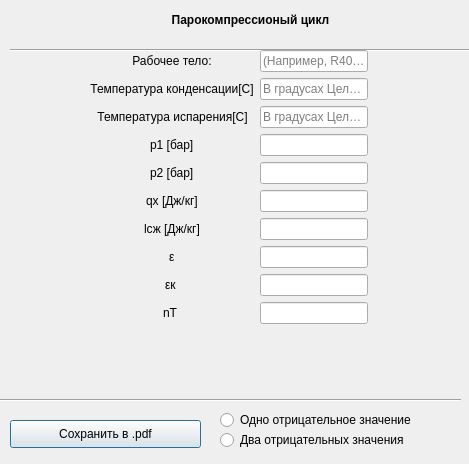
This is UI/Парокомпрессионный цикл_calc.ui in N1ngawolf3/scientific-foundations-of-cryology as Qt 5 draws it before an edit. The edited form follows.
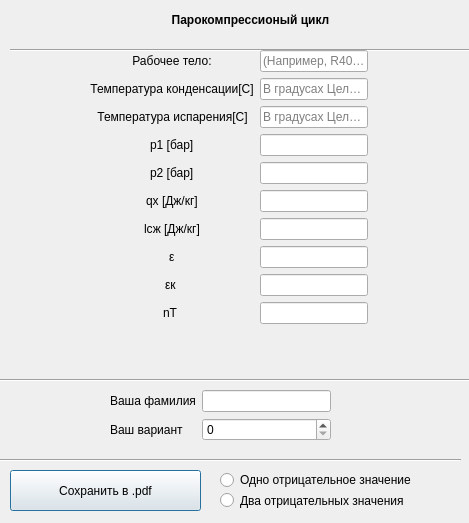
This is the edited form.

```diff
--- a/UI/Парокомпрессионный цикл_calc.ui
+++ b/UI/Парокомпрессионный цикл_calc.ui
@@ -10,7 +10,7 @@
     <x>0</x>
     <y>0</y>
     <width>469</width>
-    <height>464</height>
+    <height>523</height>
    </rect>
   </property>
   <property name="windowTitle">
@@ -20,9 +20,9 @@
    <property name="geometry">
     <rect>
      <x>10</x>
-     <y>420</y>
+     <y>470</y>
      <width>191</width>
-     <height>28</height>
+     <height>41</height>
     </rect>
    </property>
    <property name="text">
@@ -62,7 +62,7 @@
    <property name="geometry">
     <rect>
      <x>-10</x>
-     <y>390</y>
+     <y>450</y>
      <width>471</width>
      <height>20</height>
     </rect>
@@ -251,7 +251,7 @@
    <property name="geometry">
     <rect>
      <x>220</x>
-     <y>410</y>
+     <y>470</y>
      <width>231</width>
      <height>20</height>
     </rect>
@@ -264,15 +264,60 @@
    <property name="geometry">
     <rect>
      <x>220</x>
-     <y>430</y>
+     <y>490</y>
      <width>231</width>
-     <height>20</height>
+     <height>21</height>
     </rect>
    </property>
    <property name="text">
     <string>Два отрицательных значения</string>
    </property>
   </widget>
+  <widget class="Line" name="line_3">
+   <property name="geometry">
+    <rect>
+     <x>0</x>
+     <y>370</y>
+     <width>471</width>
+     <height>20</height>
+    </rect>
+   </property>
+   <property name="orientation">
+    <enum>Qt::Horizontal</enum>
+   </property>
+  </widget>
+  <widget class="QWidget" name="formLayoutWidget_2">
+   <property name="geometry">
+    <rect>
+     <x>110</x>
+     <y>390</y>
+     <width>221</width>
+     <height>61</height>
+    </rect>
+   </property>
+   <layout class="QFormLayout" name="formLayout">
+    <item row="0" column="0">
+     <widget class="QLabel" name="label_12">
+      <property name="text">
+       <string>Ваша фамилия</string>
+      </property>
+     </widget>
+    </item>
+    <item row="1" column="0">
+     <widget class="QLabel" name="label_13">
+      <property name="text">
+       <string>Ваш вариант</string>
+      </property>
+     </widget>
+    </item>
+    <item row="1" column="1">
+     <widget class="QSpinBox" name="number_spinBox"/>
+    </item>
+    <item row="0" column="1">
+     <widget class="QLineEdit" name="surname_lineEdit"/>
+    </item>
+   </layout>
+  </widget>
  </widget>
  <resources/>
  <connections/>
```
